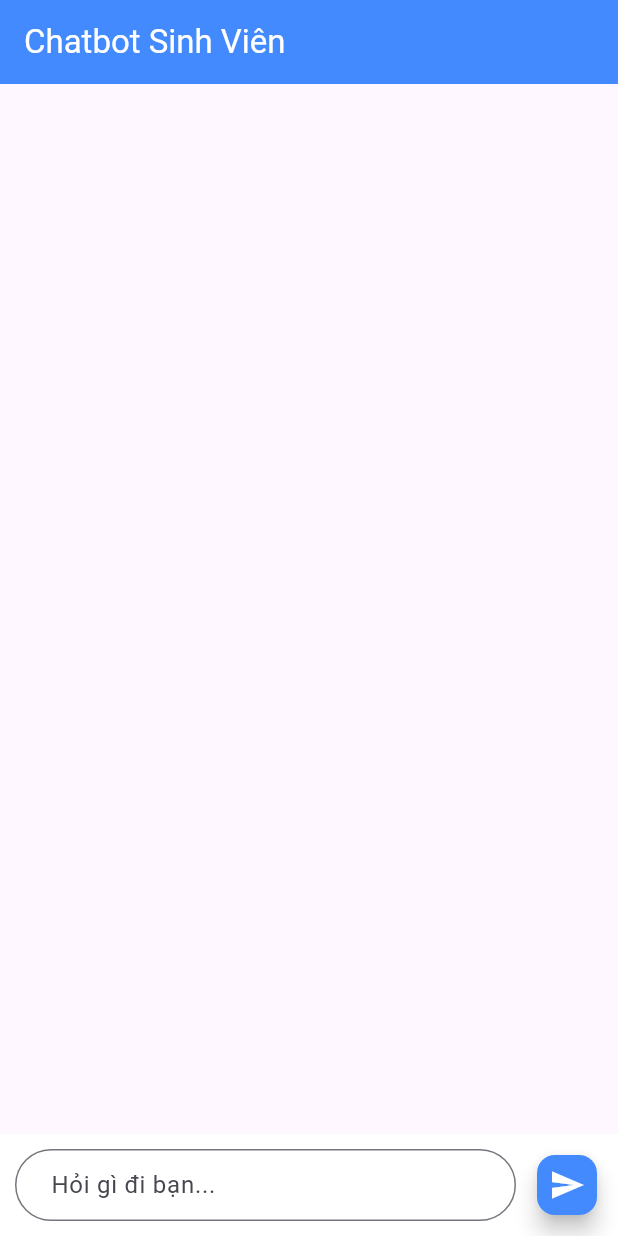
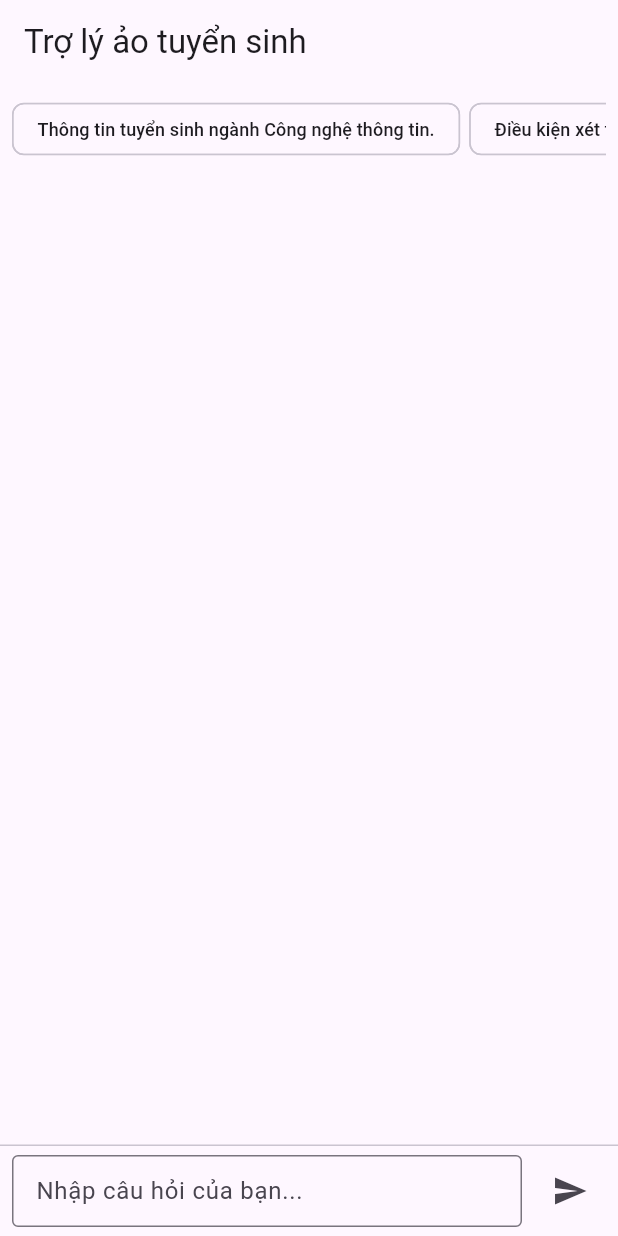
Before and after one commit to NguyenDucHung715/SchoolChatbot, a Flutter app: the screen it shows after launch, after a tap on the "send" icon, on a phone screen of 412 x 824 dp. Run offline on Flutter 3.47's test engine with Material 3 defaults, Android fonts, the phone set to English and light mode, and no system bars.

```diff
--- /dev/null
+++ b/client/lib/chat_message.dart
@@ -0,0 +1,15 @@
+class ChatMessage {
+  final String text;     // nội dung tin nhắn
+  final bool isUser;     // true: người dùng, false: bot
+  final String? source;  // 'faq', 'ai', 'system' hoặc null
+  final int? faqId;      // id FAQ (nếu có)
+  final String? topic;   // chủ đề FAQ (nếu có)
+
+  ChatMessage({
+    required this.text,
+    required this.isUser,
+    this.source,
+    this.faqId,
+    this.topic,
+  });
+}
--- a/client/lib/screens/chat_screen.dart
+++ b/client/lib/screens/chat_screen.dart
@@ -1,6 +1,8 @@
-import 'dart:convert'; // Để xử lý dữ liệu JSON
+import 'dart:convert';
 import 'package:flutter/material.dart';
-import 'package:http/http.dart' as http; // Thư viện gọi Server
+import 'package:http/http.dart' as http;
+
+import '../chat_message.dart'; // model ChatMessage nằm ở lib/chat_message.dart
 
 class ChatScreen extends StatefulWidget {
   const ChatScreen({super.key});
@@ -10,134 +12,258 @@ class ChatScreen extends StatefulWidget {
 }
 
 class _ChatScreenState extends State<ChatScreen> {
+  final List<ChatMessage> _messages = [];
   final TextEditingController _controller = TextEditingController();
-  final List<Map<String, dynamic>> _messages = []; // List tin nhắn
-  bool _isLoading = false; // Trạng thái chờ server
+  bool _isSending = false;
 
-  // Hàm gọi Server Python
+  // Nếu chạy Android emulator: đổi 127.0.0.1 -> 10.0.2.2
+  final String _apiUrl = 'http://127.0.0.1:8000/chat';
+
+  // 💡 Các câu hỏi gợi ý cho sinh viên
+  final List<String> _quickQuestions = [
+    'Thông tin tuyển sinh ngành Công nghệ thông tin.',
+    'Điều kiện xét tuyển của trường là gì?',
+    'Học phí 1 năm khoảng bao nhiêu?',
+    'Có những loại học bổng nào?',
+    'Điều kiện nhận học bổng là gì?',
+    'Thủ tục nhập học cần những giấy tờ gì?',
+    'Quy định về bảo lưu, tạm dừng học như thế nào?',
+    'Thời gian học, lịch học trong tuần ra sao?',
+  ];
+
   Future<void> _sendMessage() async {
-    if (_controller.text.isEmpty) return;
+    final text = _controller.text.trim();
+    if (text.isEmpty) return;
 
-    // 1. Lấy nội dung user nhập
-    String userText = _controller.text;
-    _controller.clear();
-
-    // 2. Hiện tin nhắn User lên màn hình ngay lập tức
+    // 1. Thêm tin nhắn người dùng
     setState(() {
-      _messages.add({"text": userText, "isUser": true});
-      _isLoading = true; // Bật icon loading
+      _messages.add(ChatMessage(text: text, isUser: true));
+      _controller.clear();
+      _isSending = true;
     });
 
     try {
-      // 3. Gửi sang Server Python
-      // Lưu ý: Nếu chạy trên Android Emulator thì đổi 127.0.0.1 thành 10.0.2.2
-      final url = Uri.parse('http://127.0.0.1:8000/chat');
-
+      final uri = Uri.parse(_apiUrl);
       final response = await http.post(
-        url,
-        headers: {"Content-Type": "application/json"},
-        body: jsonEncode({"text": userText}),
+        uri,
+        headers: {'Content-Type': 'application/json'},
+        body: jsonEncode({'text': text}),
       );
 
-      // 4. Xử lý kết quả trả về
+      if (!mounted) return;
+
       if (response.statusCode == 200) {
-        // Giải mã cục JSON từ server: {"reply": "..."}
-        final data = jsonDecode(utf8.decode(response.bodyBytes));
-        String botReply = data['reply'];
+        final data = jsonDecode(response.body);
 
+        final reply =
+            data['reply'] as String? ?? 'Không nhận được câu trả lời.';
+        final source = data['source'] as String?;
+        final faqId = data['faq_id'];
+        final topic = data['topic'] as String?;
+
+        _messages.add(
+          ChatMessage(
+            text: reply,
+            isUser: false,
+            source: source,
+            faqId: faqId is int ? faqId : null,
+            topic: topic,
+          ),
+        );
+      } else {
+        _messages.add(
+          ChatMessage(
+            text: 'Có lỗi khi kết nối server (mã ${response.statusCode}).',
+            isUser: false,
+            source: 'system',
+          ),
+        );
+      }
+    } catch (e) {
+      if (!mounted) return;
+      _messages.add(
+        ChatMessage(
+          text:
+              'Không kết nối được tới server. Vui lòng kiểm tra lại.\nLỗi: $e',
+          isUser: false,
+          source: 'system',
+        ),
+      );
+    } finally {
+      if (mounted) {
         setState(() {
-          _messages.add({"text": botReply, "isUser": false});
-        });
-      } else {
-        setState(() {
-          _messages.add({"text": "Lỗi Server: ${response.statusCode}", "isUser": false});
+          _isSending = false;
         });
       }
-    } catch (e) {
-      // Nếu mất mạng hoặc server chưa bật
-      setState(() {
-        _messages.add({"text": "Không kết nối được Server!\nLỗi: $e", "isUser": false});
-      });
-    } finally {
-      setState(() {
-        _isLoading = false; // Tắt icon loading dù thành công hay thất bại
-      });
     }
+  }
+
+  // Bubble tin nhắn
+  Widget _buildMessageBubble(ChatMessage msg) {
+    final isUser = msg.isUser;
+
+    // màu nền theo nguồn
+    final Color bgColor;
+    if (isUser) {
+      bgColor = Colors.blueAccent;
+    } else {
+      if (msg.source == 'faq') {
+        bgColor = Colors.green.shade100;
+      } else if (msg.source == 'ai') {
+        bgColor = Colors.orange.shade100;
+      } else {
+        // system hoặc null
+        bgColor = Colors.grey.shade200;
+      }
+    }
+
+    final align =
+        isUser ? CrossAxisAlignment.end : CrossAxisAlignment.start;
+    final radius = BorderRadius.circular(12);
+
+    // label nhỏ bên dưới
+    String? sourceLabel;
+    if (!isUser) {
+      if (msg.source == 'faq') {
+        sourceLabel = '💡 Trả lời từ FAQ (${msg.topic ?? "FAQ"})';
+      } else if (msg.source == 'ai') {
+        sourceLabel = '🤖 Trả lời từ AI (tham khảo)';
+      } else if (msg.source == 'system') {
+        sourceLabel = '⚙ Thông báo hệ thống';
+      }
+    }
+
+    return Padding(
+      padding: const EdgeInsets.symmetric(vertical: 4.0, horizontal: 8.0),
+      child: Column(
+        crossAxisAlignment: align,
+        children: [
+          Container(
+            padding: const EdgeInsets.all(10),
+            decoration: BoxDecoration(
+              color: bgColor,
+              borderRadius: radius,
+            ),
+            child: Text(
+              msg.text,
+              style: TextStyle(
+                color: isUser ? Colors.white : Colors.black87,
+              ),
+            ),
+          ),
+          if (sourceLabel != null)
+            Padding(
+              padding: const EdgeInsets.only(top: 2.0),
+              child: Text(
+                sourceLabel,
+                style: TextStyle(
+                  fontSize: 11,
+                  color: Colors.grey.shade600,
+                  fontStyle: FontStyle.italic,
+                ),
+              ),
+            ),
+        ],
+      ),
+    );
+  }
+
+  // Hàng gợi ý câu hỏi nhanh
+  Widget _buildQuickSuggestions() {
+    return Padding(
+      padding: const EdgeInsets.symmetric(horizontal: 8.0, vertical: 6.0),
+      child: SingleChildScrollView(
+        scrollDirection: Axis.horizontal,
+        child: Row(
+          children: _quickQuestions.map((q) {
+            return Padding(
+              padding: const EdgeInsets.only(right: 6.0),
+              child: ActionChip(
+                label: Text(
+                  q,
+                  style: const TextStyle(fontSize: 12),
+                ),
+                onPressed: _isSending
+                    ? null
+                    : () {
+                        _controller.text = q;
+                        _sendMessage();
+                      },
+              ),
+            );
+          }).toList(),
+        ),
+      ),
+    );
   }
 
   @override
   Widget build(BuildContext context) {
     return Scaffold(
       appBar: AppBar(
-        title: const Text("Chatbot Sinh Viên"),
-        backgroundColor: Colors.blueAccent,
-        foregroundColor: Colors.white,
+        title: const Text('Trợ lý ảo tuyển sinh'),
       ),
       body: Column(
         children: [
-          // KHUNG HIỂN THỊ TIN NHẮN
+          // ⭐ Gợi ý câu hỏi nhanh
+          _buildQuickSuggestions(),
+
+          // danh sách tin nhắn
           Expanded(
             child: ListView.builder(
-              padding: const EdgeInsets.all(10),
+              padding: const EdgeInsets.only(top: 8.0, bottom: 8.0),
               itemCount: _messages.length,
               itemBuilder: (context, index) {
                 final msg = _messages[index];
-                final isUser = msg['isUser'];
-                return Align(
-                  alignment: isUser ? Alignment.centerRight : Alignment.centerLeft,
-                  child: Container(
-                    margin: const EdgeInsets.symmetric(vertical: 5),
-                    padding: const EdgeInsets.all(12),
-                    constraints: BoxConstraints(maxWidth: MediaQuery.of(context).size.width * 0.75),
-                    decoration: BoxDecoration(
-                      color: isUser ? Colors.blue[100] : Colors.grey[200],
-                      borderRadius: BorderRadius.only(
-                        topLeft: const Radius.circular(15),
-                        topRight: const Radius.circular(15),
-                        bottomLeft: isUser ? const Radius.circular(15) : Radius.zero,
-                        bottomRight: isUser ? Radius.zero : const Radius.circular(15),
-                      ),
-                    ),
-                    child: Text(
-                      msg['text'],
-                      style: const TextStyle(fontSize: 16),
-                    ),
-                  ),
-                );
+                return _buildMessageBubble(msg);
               },
             ),
           ),
 
-          // ICON LOADING (Khi đang chờ server)
-          if (_isLoading)
+          if (_isSending)
             const Padding(
-              padding: EdgeInsets.all(8.0),
-              child: CircularProgressIndicator(),
+              padding: EdgeInsets.only(bottom: 4.0),
+              child: Row(
+                mainAxisAlignment: MainAxisAlignment.center,
+                children: [
+                  SizedBox(
+                    width: 16,
+                    height: 16,
+                    child: CircularProgressIndicator(strokeWidth: 2),
+                  ),
+                  SizedBox(width: 8),
+                  Text(
+                    'Đang xử lý câu hỏi của bạn...',
+                    style: TextStyle(fontSize: 12),
+                  ),
+                ],
+              ),
             ),
 
-          // KHUNG NHẬP LIỆU
-          Container(
-            padding: const EdgeInsets.all(10),
-            color: Colors.white,
+          const Divider(height: 1),
+
+          // ô nhập + nút gửi
+          Padding(
+            padding:
+                const EdgeInsets.symmetric(horizontal: 8.0, vertical: 6.0),
             child: Row(
               children: [
                 Expanded(
                   child: TextField(
                     controller: _controller,
-                    decoration: InputDecoration(
-                      hintText: "Hỏi gì đi bạn...",
-                      border: OutlineInputBorder(borderRadius: BorderRadius.circular(30)),
-                      contentPadding: const EdgeInsets.symmetric(horizontal: 20),
+                    textInputAction: TextInputAction.send,
+                    onSubmitted: (_) => _sendMessage(),
+                    decoration: const InputDecoration(
+                      hintText: 'Nhập câu hỏi của bạn...',
+                      border: OutlineInputBorder(),
+                      isDense: true,
                     ),
-                    onSubmitted: (_) => _sendMessage(),
                   ),
                 ),
-                const SizedBox(width: 10),
-                FloatingActionButton(
-                  onPressed: _sendMessage,
-                  backgroundColor: Colors.blueAccent,
-                  mini: true,
-                  child: const Icon(Icons.send, color: Colors.white),
+                const SizedBox(width: 8),
+                IconButton(
+                  icon: const Icon(Icons.send),
+                  onPressed: _isSending ? null : _sendMessage,
                 ),
               ],
             ),
```
Also changed, not shown: 7 other files.
